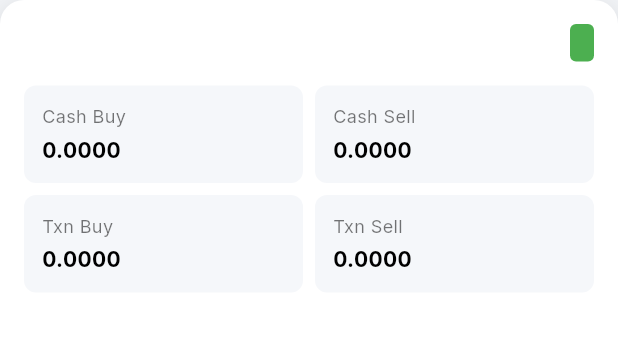
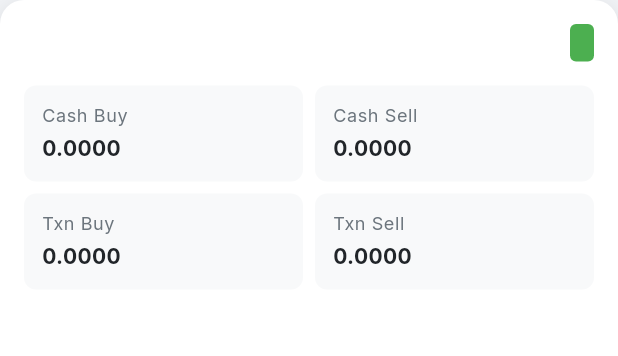
Before and after one commit to Gebriel/ethioforexapp, a Flutter app: the BankCurrencyRateItem widget shown alone on an empty page, opened directly with empty values, on a phone screen of 412 x 824 dp. Shown: the top 356 px of the screen. Run offline on Flutter 3.47's test engine with Material 3 defaults, Android fonts, the phone set to English and light mode, and no system bars; our stand-ins replace google_fonts, shared_preferences; accounts and stored records are empty; network calls fail.

Commit message:
Added updated at for currencylist and also fixed color

```diff
--- a/lib/models/bank_rates_response.dart
+++ b/lib/models/bank_rates_response.dart
@@ -5,12 +5,14 @@ class BankRatesResponse {
   final String bankName;
   final List<BankCurrencyRate> cashRates;
   final List<BankCurrencyRate> transactionRates;
+  final DateTime? updated;
 
   BankRatesResponse({
     required this.bankCode,
     required this.bankName,
     required this.cashRates,
     required this.transactionRates,
+    this.updated,
   });
 
   factory BankRatesResponse.fromJson(Map<String, dynamic> json) {
@@ -23,6 +25,7 @@ class BankRatesResponse {
       transactionRates: (json['transaction_rate'] as List)
           .map((e) => BankCurrencyRate.fromJson(e))
           .toList(),
+      updated: DateTime.parse(json['updated']),
     );
   }
 }
--- a/lib/repositories/bank_repository.dart
+++ b/lib/repositories/bank_repository.dart
@@ -1,8 +1,7 @@
-// ✅ lib/repositories/bank_repository.dart
-
 import '../models/bank.dart';
 import '../models/bank_rates_response.dart';
 import '../services/api_service.dart';
+import 'package:flutter/material.dart';
 
 class BankRepository {
   static final BankRepository _instance = BankRepository._internal();
@@ -24,8 +23,10 @@ class BankRepository {
   }
 
   Future<BankRatesResponse> getRates(String bankCode) async {
+    debugPrint('Getting rates for $bankCode');
     if (_cache.containsKey(bankCode)) return _cache[bankCode]!;
     final rates = await ApiService.fetchBankRates(bankCode);
+    debugPrint('Fetched rates for $bankCode: $rates');
     _cache[bankCode] = rates;
     return rates;
   }
--- a/lib/screens/bank_overview_screen.dart
+++ b/lib/screens/bank_overview_screen.dart
@@ -100,6 +100,7 @@ class _BankOverviewScreenState extends State<BankOverviewScreen> {
 
     Bank? selectedBank;
     if (selectedBankCode != null && _repository.banks.isNotEmpty) {
+
       selectedBank = _repository.banks.firstWhere(
         (b) => b.bankCode == selectedBankCode,
         orElse: () => Bank(bankCode: '', bankName: '', bankLogo: ''),
@@ -231,6 +232,7 @@ class _BankOverviewScreenState extends State<BankOverviewScreen> {
                                 cashSelling: rate.selling ?? 0.0,
                                 transactionBuying: txnRate?.buying ?? 0.0,
                                 transactionSelling: txnRate?.selling ?? 0.0,
+                                updated: bankRates?.updated
                               ),
                             );
                           }, childCount: rates.length),
--- a/lib/widgets/bank_currency_rate_item.dart
+++ b/lib/widgets/bank_currency_rate_item.dart
@@ -1,4 +1,5 @@
 import 'package:flutter/material.dart';
+import 'package:intl/intl.dart';
 
 class BankCurrencyRateItem extends StatelessWidget {
   final String? currencyName;
@@ -7,6 +8,7 @@ class BankCurrencyRateItem extends StatelessWidget {
   final double? cashSelling;
   final double? transactionBuying;
   final double? transactionSelling;
+  final DateTime? updated;
 
   const BankCurrencyRateItem({
     super.key,
@@ -16,22 +18,24 @@ class BankCurrencyRateItem extends StatelessWidget {
     required this.cashSelling,
     required this.transactionBuying,
     required this.transactionSelling,
+    this.updated,
   });
 
   @override
   Widget build(BuildContext context) {
     final theme = Theme.of(context);
+    final colorScheme = theme.colorScheme; // Use theme.colorScheme for consistency
     final isDark = theme.brightness == Brightness.dark;
 
     return Container(
       margin: const EdgeInsets.only(bottom: 12),
       padding: const EdgeInsets.all(16),
       decoration: BoxDecoration(
-        color: isDark ? Color(0xFF1E1E1E) : Colors.white,
+        color: colorScheme.surface,
         borderRadius: BorderRadius.circular(16),
         boxShadow: [
           BoxShadow(
-            color: Colors.black.withOpacity(0.1),
+            color: colorScheme.shadow.withOpacity(0.1), // Use theme.co
             blurRadius: 10,
             offset: const Offset(0, 4),
           ),
@@ -45,10 +49,9 @@ class BankCurrencyRateItem extends StatelessWidget {
             children: [
               Text(
                 currencyName ?? 'Unknown',
-                style: TextStyle(
-                  fontSize: 16,
+                style: theme.textTheme.titleMedium?.copyWith( // Use theme.textTheme
                   fontWeight: FontWeight.bold,
-                  color: isDark ? Colors.white : Colors.black,
+                  color: colorScheme.onSurface, // Use theme.colorScheme
                 ),
               ),
               Container(
@@ -76,7 +79,7 @@ class BankCurrencyRateItem extends StatelessWidget {
                   context,
                   "Cash Buy",
                   cashBuying,
-                  isDark ? Color(0xFF2A2A2A) : Color(0xFFF5F7FA),
+                  colorScheme.surfaceContainerHighest,
                 ),
               ),
               const SizedBox(width: 8),
@@ -85,7 +88,7 @@ class BankCurrencyRateItem extends StatelessWidget {
                   context,
                   "Cash Sell",
                   cashSelling,
-                  isDark ? Color(0xFF2A2A2A) : Color(0xFFF5F7FA),
+                  colorScheme.surfaceContainerHighest,
                 ),
               ),
             ],
@@ -98,7 +101,7 @@ class BankCurrencyRateItem extends StatelessWidget {
                   context,
                   "Txn Buy",
                   transactionBuying,
-                  isDark ? Color(0xFF2A2A2A) : Color(0xFFF5F7FA),
+                  colorScheme.surfaceContainerHighest,
                 ),
               ),
               const SizedBox(width: 8),
@@ -107,18 +110,34 @@ class BankCurrencyRateItem extends StatelessWidget {
                   context,
                   "Txn Sell",
                   transactionSelling,
-                  isDark ? Color(0xFF2A2A2A) : Color(0xFFF5F7FA),
+                  colorScheme.surfaceContainerHighest,
                 ),
               ),
             ],
           ),
+          // Added Updated At
+          if (updated != null) ...[
+            const SizedBox(height: 16),
+            Divider(color: colorScheme.outline, thickness: 0.5), // Use theme.colorScheme
+            const SizedBox(height: 8),
+            Align(
+              alignment: Alignment.centerRight,
+              child: Text(
+                'Last updated: ${DateFormat('MMM d, hh:mm a').format(updated!)}',
+                style: theme.textTheme.bodySmall?.copyWith( // Use theme.textTheme
+                  color: colorScheme.onSurfaceVariant, // Use theme.colorScheme for good contrast
+                ),
+              ),
+            ),
+          ],
         ],
       ),
     );
   }
 
   Widget _buildRateCard(BuildContext context, String label, double? value, Color bgColor) {
-    final isDark = Theme.of(context).brightness == Brightness.dark;
+    final theme = Theme.of(context);
+    final colorScheme = theme.colorScheme; // Use theme.colorScheme
 
     return Container(
       padding: const EdgeInsets.all(12),
@@ -131,18 +150,16 @@ class BankCurrencyRateItem extends StatelessWidget {
         children: [
           Text(
             label,
-            style: TextStyle(
-              fontSize: 12,
-              color: isDark ? Colors.white70 : Colors.black54,
+            style: theme.textTheme.bodySmall?.copyWith( // Use theme.textTheme
+              color: colorScheme.onSurfaceVariant, // Use theme.colorScheme for good contrast
             ),
           ),
           const SizedBox(height: 4),
           Text(
             value != null ? value.toStringAsFixed(4) : '-',
-            style: TextStyle(
-              fontSize: 14,
+            style: theme.textTheme.bodyMedium?.copyWith( // Use theme.textTheme
               fontWeight: FontWeight.bold,
-              color: isDark ? Colors.white : Colors.black,
+              color: colorScheme.onSurface, // Use theme.colorScheme for good contrast
             ),
           ),
         ],
```
